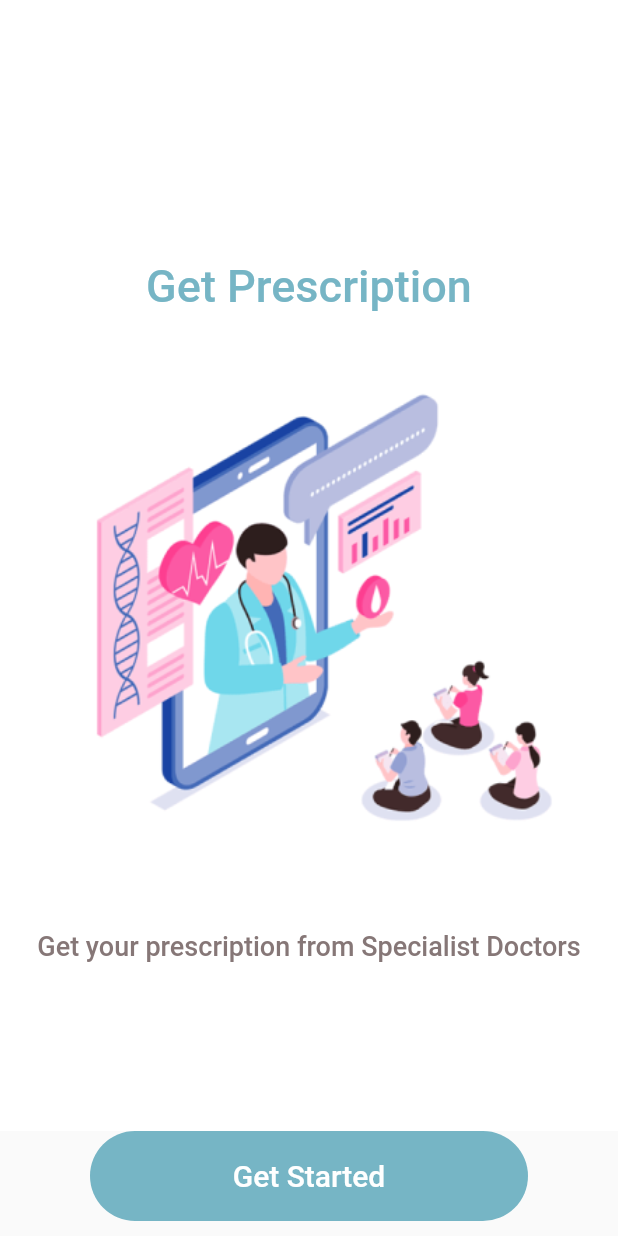
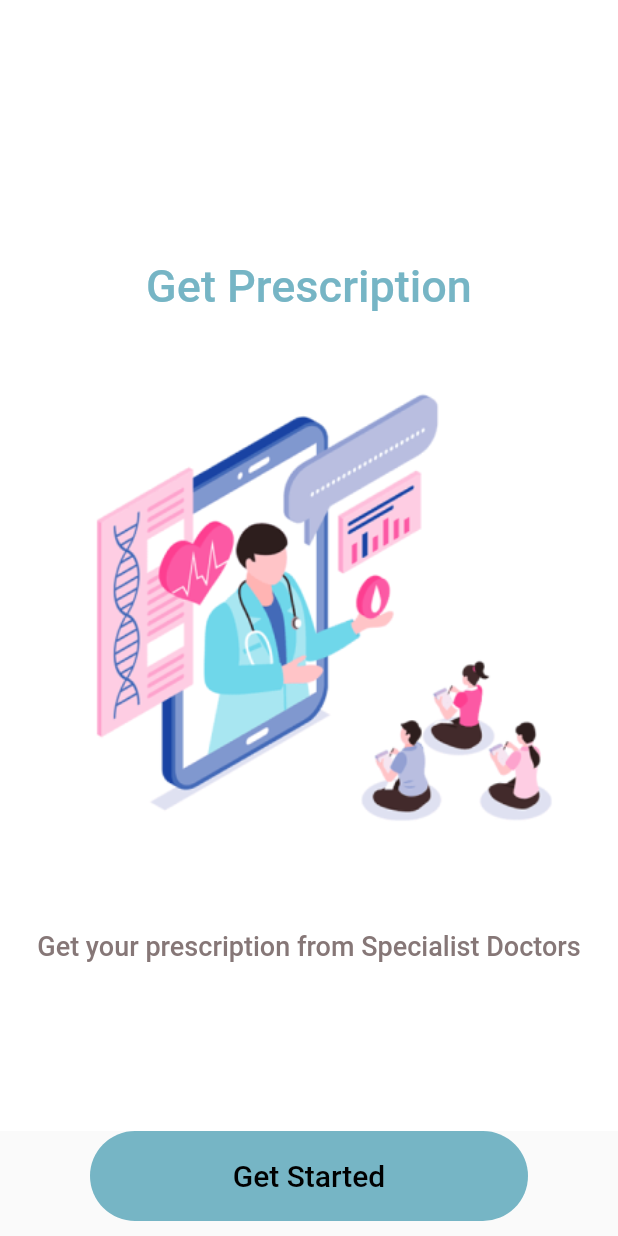
Before and after one commit to BibhushaSapkota/hamro_swastha, a Flutter app: the WalkthroughScreen screen opened by its route, swiped to page 4, on a phone screen of 412 x 824 dp. Run offline on Flutter 3.47's test engine with Material 2 defaults, Android fonts, the phone set to English and light mode, and no system bars; our stand-ins replace carousel_slider, cloud_firestore, file_picker, firebase_auth, firebase_core, firebase_storage and 11 more; missing offline and left inert: division, khalti_flutter; accounts and stored records are empty.

Commit message:
pull request

```diff
--- a/lib/screens/walkthrough_screens.dart
+++ b/lib/screens/walkthrough_screens.dart
@@ -11,6 +11,7 @@
 }
 
 class _WalkthroughScreenState extends State<WalkthroughScreen> {
+
   final controller = PageController();
   bool isLastPage = false;
 
@@ -22,6 +23,7 @@
 
   @override
   Widget build(BuildContext context) {
+    final Size screen = MediaQuery.of(context).size;
     return SafeArea(
       child: Scaffold(
         body: Container(
@@ -62,11 +64,12 @@
                   style: TextButton.styleFrom(
                       shape: RoundedRectangleBorder(
                           borderRadius: BorderRadius.circular(50)),
-                      backgroundColor: COLOR_SECONDARY,
+                      backgroundColor:COLOR_SECONDARY,
                       minimumSize: const Size.fromHeight(60)),
-                  child: const Text(
+
+          child: const Text(
                     "Get Started",
-                    style: TextStyle(fontSize: 20, color: Colors.white),
+                    style: TextStyle(fontSize: 20, color: Colors.black),
                   ),
                   onPressed: () async {
                     Navigator.pushReplacementNamed(context, "/choose_option");
```
